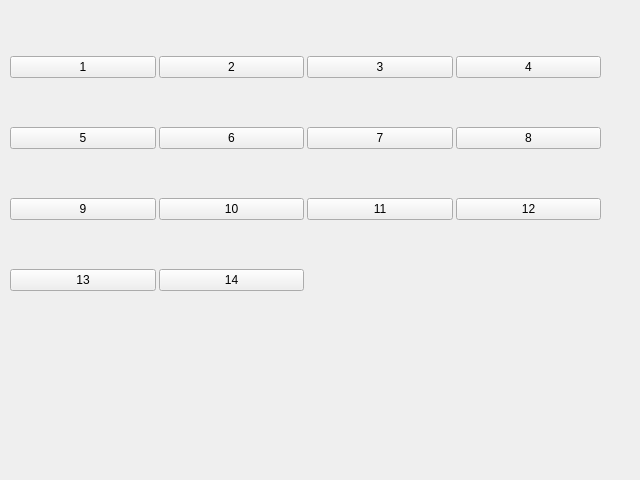
Above: Employee/Roommanager/View/Tab1_AllRoomUI.ui from tigerSI/HMS_project before the change. Below: the same form after it.
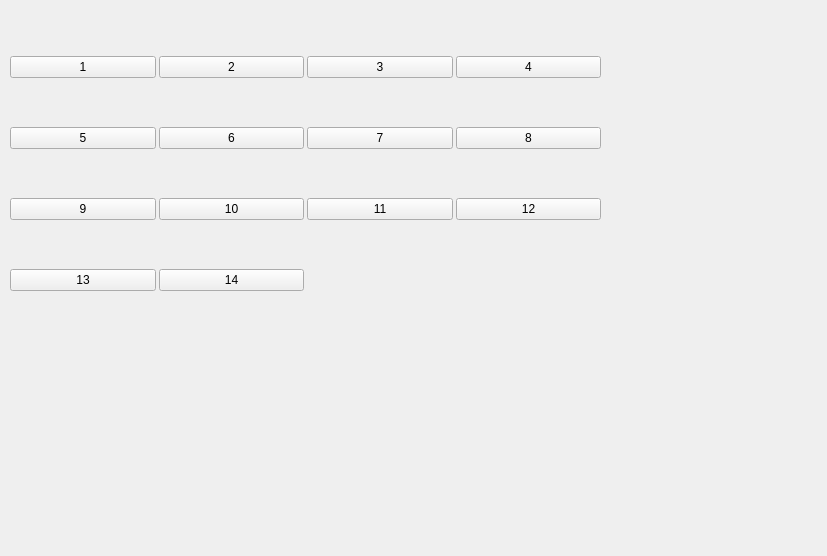
That is the form after the change.

What changed in the file:
```diff
--- a/Employee/Roommanager/View/Tab1_AllRoomUI.ui
+++ b/Employee/Roommanager/View/Tab1_AllRoomUI.ui
@@ -6,8 +6,8 @@
    <rect>
     <x>0</x>
     <y>0</y>
-    <width>640</width>
-    <height>480</height>
+    <width>827</width>
+    <height>556</height>
    </rect>
   </property>
   <property name="windowTitle">
```
Left out of the diff: 66 changed lines with no effect on the pictures.
